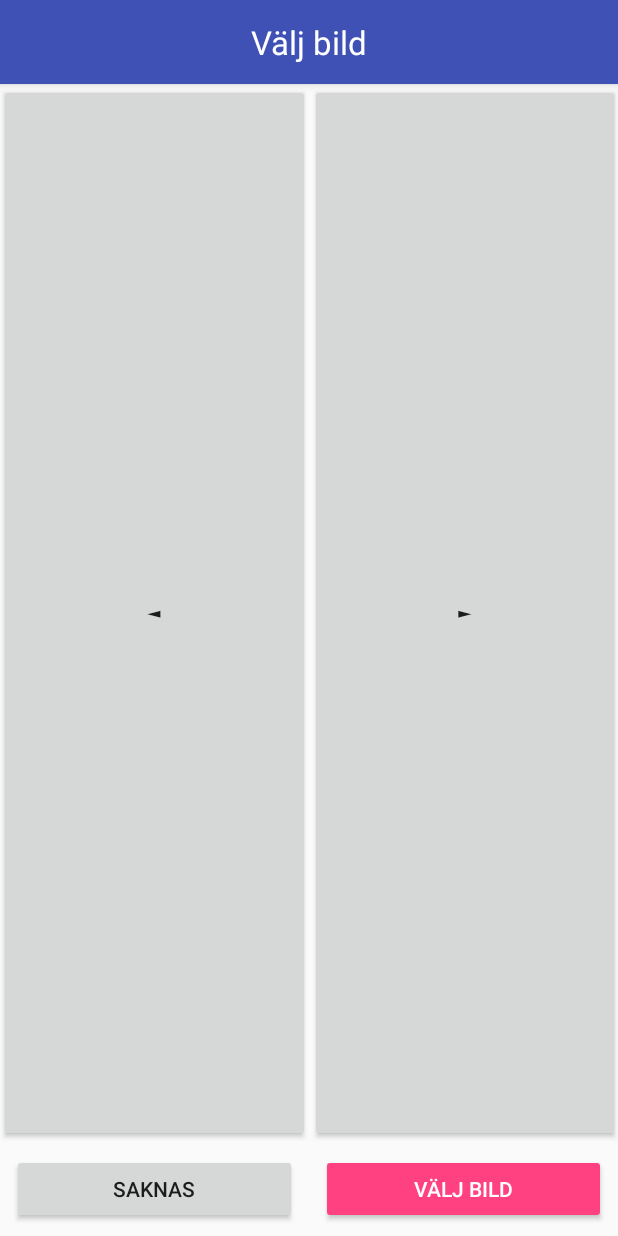
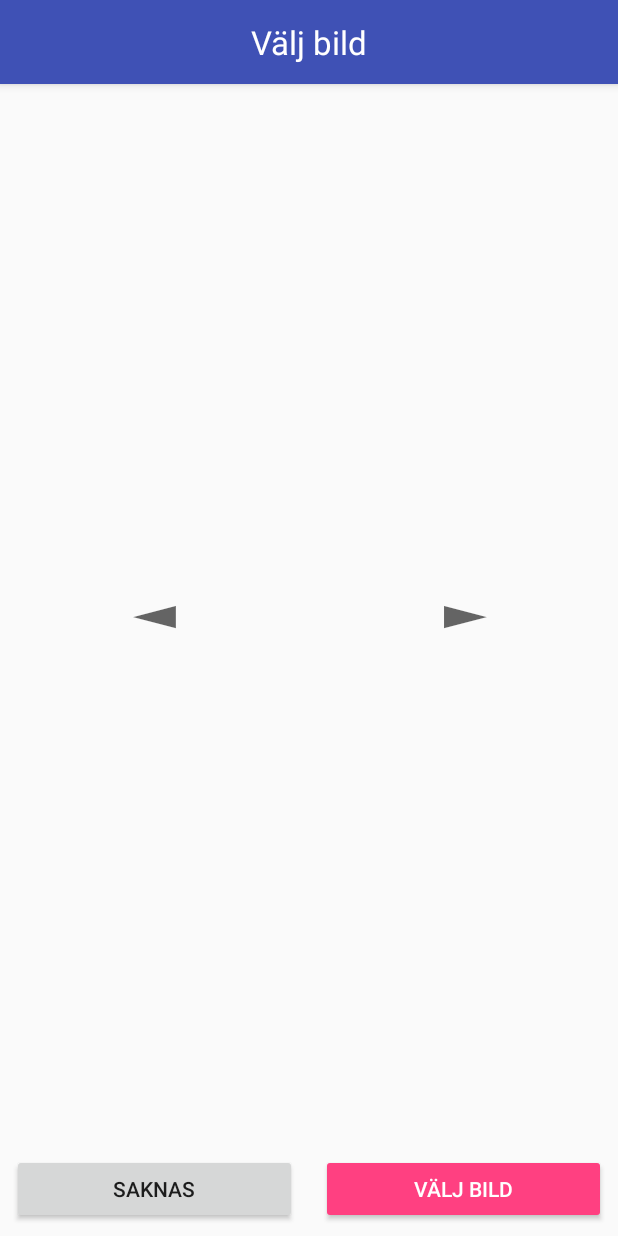
Before and after one commit to Aggrathon/EyewitnessApp, an Android app: the layout activity_lineup2.xml on its own in the app's theme, with its tools: preview values and no code run, on a phone screen of 412 x 824 dp. Run offline under Robolectric (Android 15) with nearby library versions, the phone set to English and light mode, and no system bars.

Commit message:
Borderless buttons in sequential image mode

```diff
--- a/app/src/main/AndroidManifest.xml
+++ b/app/src/main/AndroidManifest.xml
@@ -10,7 +10,8 @@
         android:theme="@style/AppTheme">
         <activity
             android:name=".MainActivity"
-            android:screenOrientation="landscape">
+            android:screenOrientation="landscape"
+            android:launchMode="singleTask">
             <intent-filter>
                 <action android:name="android.intent.action.MAIN"/>
 
--- a/app/src/main/java/aggrathon/eyewitnessapp/LineupActivity.java
+++ b/app/src/main/java/aggrathon/eyewitnessapp/LineupActivity.java
@@ -69,7 +69,7 @@ public class LineupActivity extends AppCompatActivity {
 				break;
 		}
 
-		findViewById(R.id.targetAbsentButton).setEnabled(!data.targetPresent);
+		findViewById(R.id.targetAbsentButton).setVisibility(data.targetPresent? View.GONE: View.VISIBLE);
 	}
 
 	public void onTargetMissingButton(View v) {
--- a/app/src/main/res/layout/activity_lineup2.xml
+++ b/app/src/main/res/layout/activity_lineup2.xml
@@ -33,11 +33,13 @@
 
         <Button
             android:id="@+id/prevImageButton"
+            style="@style/Widget.AppCompat.Button.Borderless"
             android:layout_width="match_parent"
             android:layout_height="match_parent"
             android:layout_weight="100"
             android:onClick="onPrevImageButton"
-            android:text="◄"/>
+            android:text="◄"
+            android:textAppearance="@style/TextAppearance.AppCompat.Display2"/>
 
         <ImageSwitcher
             android:id="@+id/imageSwitcher"
@@ -50,11 +52,15 @@
 
         <Button
             android:id="@+id/nextImageButton"
+            style="@style/Widget.AppCompat.Button.Borderless"
             android:layout_width="match_parent"
             android:layout_height="match_parent"
             android:layout_weight="100"
+            android:elevation="2dp"
             android:onClick="onNextImageButton"
-            android:text="►"/>
+            android:text="►"
+            android:textAppearance="@style/TextAppearance.AppCompat.Display2"
+            />
 
     </LinearLayout>
 
```
